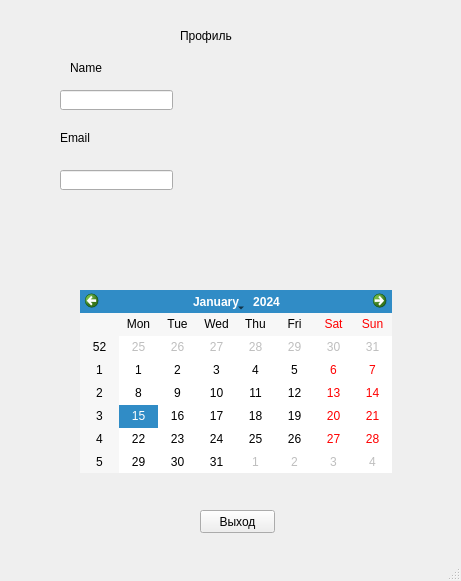
The window that profile.ui (EvenPompos/MDK1101) describes before a commit, drawn with Qt 5.
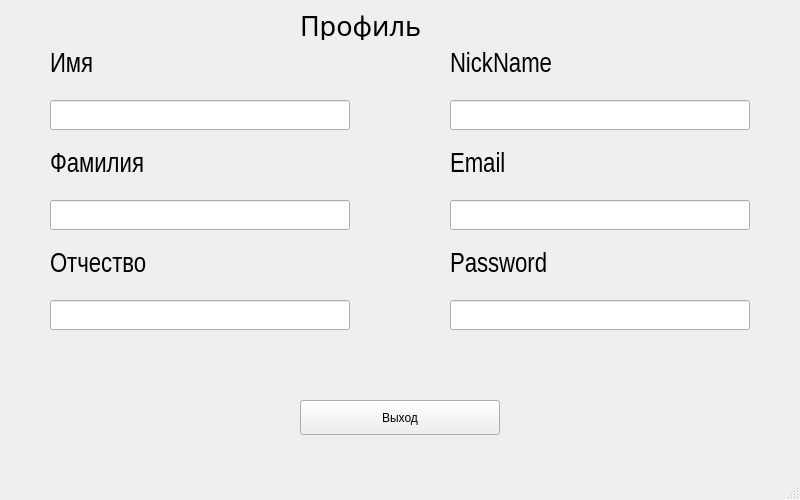
The same window after the commit.

The edit to the form file:
```diff
--- a/profile.ui
+++ b/profile.ui
@@ -6,8 +6,8 @@
    <rect>
     <x>0</x>
     <y>0</y>
-    <width>461</width>
-    <height>581</height>
+    <width>800</width>
+    <height>500</height>
    </rect>
   </property>
   <property name="windowTitle">
@@ -17,10 +17,10 @@
    <widget class="QPushButton" name="Vyhod">
     <property name="geometry">
      <rect>
-      <x>200</x>
-      <y>510</y>
-      <width>75</width>
-      <height>23</height>
+      <x>300</x>
+      <y>400</y>
+      <width>200</width>
+      <height>35</height>
      </rect>
     </property>
     <property name="text">
@@ -30,57 +30,139 @@
    <widget class="QLabel" name="label">
     <property name="geometry">
      <rect>
-      <x>180</x>
-      <y>20</y>
-      <width>81</width>
-      <height>31</height>
+      <x>300</x>
+      <y>10</y>
+      <width>200</width>
+      <height>30</height>
      </rect>
     </property>
+    <property name="font">
+     <font>
+      <family>Arial Black</family>
+      <pointsize>20</pointsize>
+     </font>
+    </property>
     <property name="text">
      <string>Профиль</string>
     </property>
    </widget>
-   <widget class="QCalendarWidget" name="calendarWidget">
+   <widget class="QLabel" name="Name">
     <property name="geometry">
      <rect>
-      <x>80</x>
-      <y>290</y>
-      <width>312</width>
-      <height>183</height>
+      <x>50</x>
+      <y>50</y>
+      <width>300</width>
+      <height>30</height>
      </rect>
     </property>
+    <property name="font">
+     <font>
+      <family>Arial Narrow</family>
+      <pointsize>20</pointsize>
+     </font>
+    </property>
+    <property name="text">
+     <string>Имя</string>
+    </property>
    </widget>
-   <widget class="QLabel" name="Name_profile">
+   <widget class="QLineEdit" name="Name_prof">
     <property name="geometry">
      <rect>
-      <x>70</x>
-      <y>60</y>
-      <width>71</width>
-      <height>16</height>
+      <x>50</x>
+      <y>100</y>
+      <width>300</width>
+      <height>30</height>
      </rect>
     </property>
+    <property name="font">
+     <font>
+      <family>Arial</family>
+      <pointsize>12</pointsize>
+     </font>
+    </property>
+   </widget>
+   <widget class="QLabel" name="Surname">
+    <property name="geometry">
+     <rect>
+      <x>50</x>
+      <y>150</y>
+      <width>300</width>
+      <height>30</height>
+     </rect>
+    </property>
+    <property name="font">
+     <font>
+      <family>Arial Narrow</family>
+      <pointsize>20</pointsize>
+     </font>
+    </property>
     <property name="text">
-     <string>Name</string>
+     <string>Фамилия</string>
     </property>
    </widget>
    <widget class="QLineEdit" name="Name_profile_2">
     <property name="geometry">
      <rect>
-      <x>60</x>
-      <y>90</y>
-      <width>113</width>
-      <height>20</height>
+      <x>50</x>
+      <y>200</y>
+      <width>300</width>
+      <height>30</height>
      </rect>
     </property>
+    <property name="font">
+     <font>
+      <pointsize>12</pointsize>
+     </font>
+    </property>
    </widget>
    <widget class="QLabel" name="Email_profile">
     <property name="geometry">
      <rect>
-      <x>60</x>
-      <y>130</y>
-      <width>71</width>
-      <height>16</height>
+      <x>50</x>
+      <y>250</y>
+      <width>300</width>
+      <height>30</height>
      </rect>
+    </property>
+    <property name="font">
+     <font>
+      <family>Arial Narrow</family>
+      <pointsize>20</pointsize>
+     </font>
+    </property>
+    <property name="text">
+     <string>Отчество</string>
+    </property>
+   </widget>
+   <widget class="QLineEdit" name="Ot_Name_prof">
+    <property name="geometry">
+     <rect>
+      <x>50</x>
+      <y>300</y>
+      <width>300</width>
+      <height>30</height>
+     </rect>
+    </property>
+    <property name="font">
+     <font>
+      <pointsize>12</pointsize>
+     </font>
+    </property>
+   </widget>
+   <widget class="QLabel" name="Email">
+    <property name="geometry">
+     <rect>
+      <x>450</x>
+      <y>150</y>
+      <width>300</width>
+      <height>30</height>
+     </rect>
+    </property>
+    <property name="font">
+     <font>
+      <family>Arial Narrow</family>
+      <pointsize>20</pointsize>
+     </font>
     </property>
     <property name="text">
      <string>Email</string>
@@ -89,11 +171,84 @@
    <widget class="QLineEdit" name="Email_profile_2">
     <property name="geometry">
      <rect>
-      <x>60</x>
-      <y>170</y>
-      <width>113</width>
-      <height>20</height>
+      <x>450</x>
+      <y>100</y>
+      <width>300</width>
+      <height>30</height>
      </rect>
+    </property>
+    <property name="font">
+     <font>
+      <pointsize>12</pointsize>
+     </font>
+    </property>
+   </widget>
+   <widget class="QLabel" name="NickName">
+    <property name="geometry">
+     <rect>
+      <x>450</x>
+      <y>50</y>
+      <width>300</width>
+      <height>30</height>
+     </rect>
+    </property>
+    <property name="font">
+     <font>
+      <family>Arial Narrow</family>
+      <pointsize>20</pointsize>
+     </font>
+    </property>
+    <property name="text">
+     <string>NickName</string>
+    </property>
+   </widget>
+   <widget class="QLineEdit" name="Email_prof">
+    <property name="geometry">
+     <rect>
+      <x>450</x>
+      <y>200</y>
+      <width>300</width>
+      <height>30</height>
+     </rect>
+    </property>
+    <property name="font">
+     <font>
+      <pointsize>12</pointsize>
+     </font>
+    </property>
+   </widget>
+   <widget class="QLineEdit" name="Pass_prof">
+    <property name="geometry">
+     <rect>
+      <x>450</x>
+      <y>300</y>
+      <width>300</width>
+      <height>30</height>
+     </rect>
+    </property>
+    <property name="font">
+     <font>
+      <pointsize>12</pointsize>
+     </font>
+    </property>
+   </widget>
+   <widget class="QLabel" name="Pass">
+    <property name="geometry">
+     <rect>
+      <x>450</x>
+      <y>250</y>
+      <width>300</width>
+      <height>30</height>
+     </rect>
+    </property>
+    <property name="font">
+     <font>
+      <family>Arial Narrow</family>
+      <pointsize>20</pointsize>
+     </font>
+    </property>
+    <property name="text">
+     <string>Password</string>
     </property>
    </widget>
   </widget>
```
Left out of the diff: 8 changed lines with no effect on the pictures.
